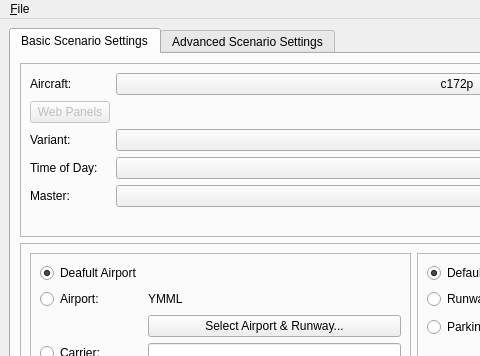
Above: fgo/ui/MainWindow.ui from cgspeck/fg-orchestrator before the change; both pictures show x 0 to 480 and y 0 to 356 of the 828 by 882 pixel window. Below: the same form after it.
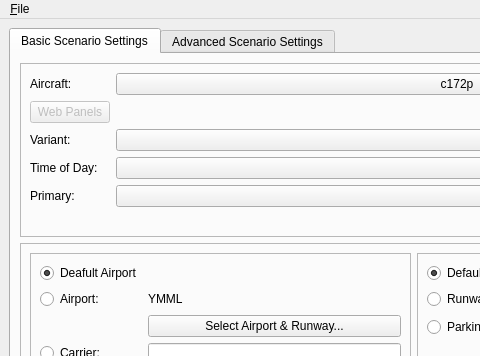
That is the form after the change. Icons and pictures are not drawn.

The edit to the form file:
```diff
--- a/fgo/ui/MainWindow.ui
+++ b/fgo/ui/MainWindow.ui
@@ -93,7 +93,7 @@
            <item row="6" column="0">
             <widget class="QLabel" name="label_3">
              <property name="text">
-              <string>Master:</string>
+              <string>Primary:</string>
              </property>
             </widget>
            </item>
```
Left out of the diff: 4 changed lines with no effect on the pictures.
